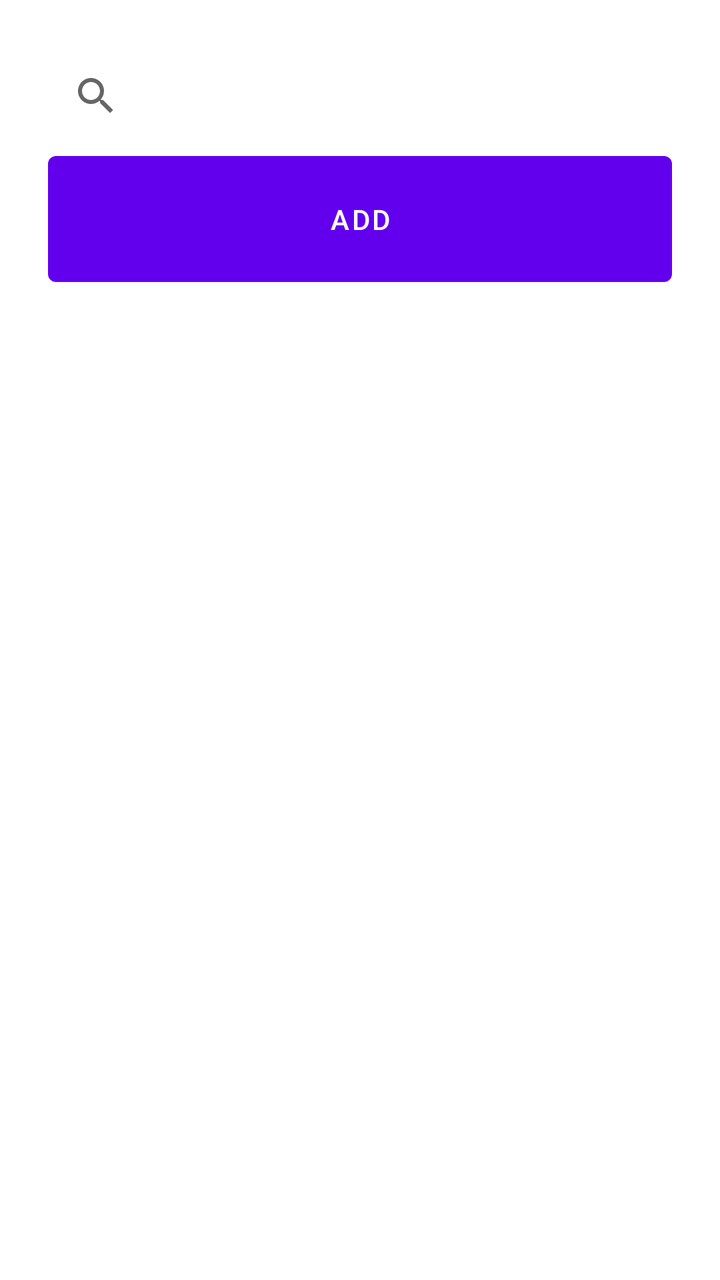
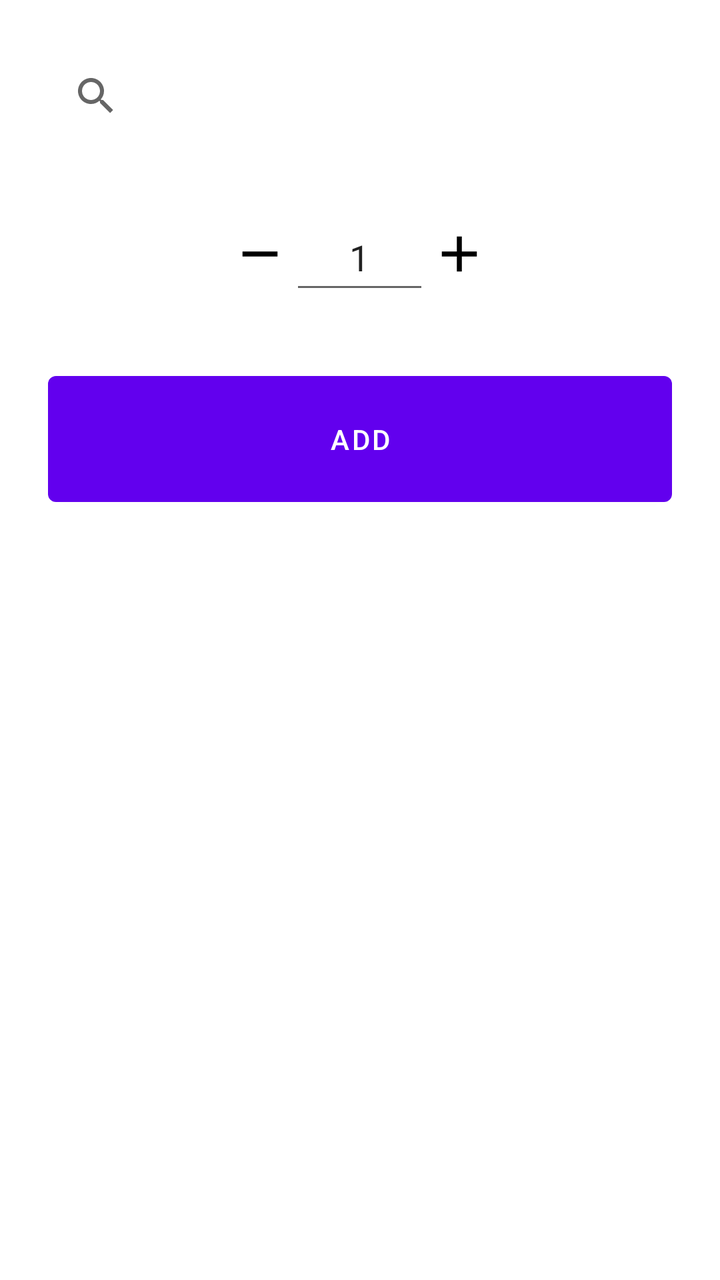

An Android layout rendered at two revisions. The XML below is the earlier revision; the diff shows what the commit changed to produce the second picture.
<!-- AndroidManifest.xml: application theme Theme.SmartCart.Light -->
<!-- res/layout/popup_add_item.xml -->
<?xml version="1.0" encoding="utf-8"?>
<LinearLayout xmlns:android="http://schemas.android.com/apk/res/android"
    android:layout_width="match_parent"
    android:layout_height="wrap_content"
    xmlns:app="http://schemas.android.com/apk/res-auto"
    android:padding="24dp"
    android:orientation="vertical">

   <SearchView
       android:id="@+id/searchViewAddItem"
       android:layout_width="match_parent"
       android:layout_height="wrap_content"
       app:iconifiedByDefault="false"
       app:queryHint="Search Items" />

   <androidx.recyclerview.widget.RecyclerView
       android:id="@+id/recyclerViewItemsToAdd"
       android:layout_width="match_parent"
       android:layout_height="wrap_content"/>

    <Button
        android:id="@+id/buttonAddSelectedItem"
        android:layout_width="match_parent"
        android:layout_height="75dp"
        android:text="add"/>
</LinearLayout>
<!-- resources referenced by this layout -->
<resources>
  <style name="Theme.SmartCart.Light" parent="Theme.MaterialComponents.Light.NoActionBar">
          <item name="android:windowBackground">@android:color/white</item>
      </style>
</resources>

<!-- the commit's change to res/layout/popup_add_item.xml (unified diff, before → after) -->
@@ -16,11 +16,51 @@
    <androidx.recyclerview.widget.RecyclerView
        android:id="@+id/recyclerViewItemsToAdd"
        android:layout_width="match_parent"
-       android:layout_height="wrap_content"/>
+       android:layout_height="wrap_content"
+       android:overScrollMode="ifContentScrolls"
+       />
 
+    <LinearLayout
+        android:layout_width="wrap_content"
+        android:layout_height="50dp"
+        android:layout_marginTop="30dp"
+        android:layout_gravity="center"
+        android:orientation="horizontal">
+
+        <ImageButton
+            android:id="@+id/add_item_decreesAmount"
+            android:layout_width="30dp"
+            android:layout_height="30dp"
+            android:background="@drawable/baseline_remove"
+            android:backgroundTint="@color/black"
+            android:layout_gravity="center_vertical"
+            />
+
+        <EditText
+            android:id="@+id/add_item_amount"
+            android:layout_width="wrap_content"
+            android:layout_height="match_parent"
+            android:hint="amount"
+            android:text="1"
+            android:textAlignment="center"
+            android:inputType="numberDecimal"/>
+
+        <ImageButton
+            android:id="@+id/add_item_addAmount"
+            android:layout_width="30dp"
+            android:layout_height="30dp"
+            android:background="@drawable/baseline_add"
+            android:backgroundTint="@color/black"
+            android:layout_gravity="center_vertical"
+        />
+
+
+
+    </LinearLayout>
     <Button
         android:id="@+id/buttonAddSelectedItem"
         android:layout_width="match_parent"
         android:layout_height="75dp"
+        android:layout_marginTop="30dp"
         android:text="add"/>
 </LinearLayout>
<!-- resource entries referenced after the edit -->
@@ -1,5 +1,18 @@
 <!-- resources referenced by this layout -->
 <resources>
+  <color name="black">#FF000000</color>
+  <!-- drawable baseline_add (drawable) -->
+  <vector xmlns:android="http://schemas.android.com/apk/res/android" android:height="24dp" android:tint="#000000" android:viewportHeight="24" android:viewportWidth="24" android:width="24dp">
+        
+      <path android:fillColor="@android:color/white" android:pathData="M19,13h-6v6h-2v-6H5v-2h6V5h2v6h6v2z"/>
+      
+  </vector>
+  <!-- drawable baseline_remove (drawable) -->
+  <vector xmlns:android="http://schemas.android.com/apk/res/android" android:height="24dp" android:tint="#000000" android:viewportHeight="24" android:viewportWidth="24" android:width="24dp">
+        
+      <path android:fillColor="@android:color/white" android:pathData="M19,13H5v-2h14v2z"/>
+  
+  </vector>
   <style name="Theme.SmartCart.Light" parent="Theme.MaterialComponents.Light.NoActionBar">
           <item name="android:windowBackground">@android:color/white</item>
       </style>
